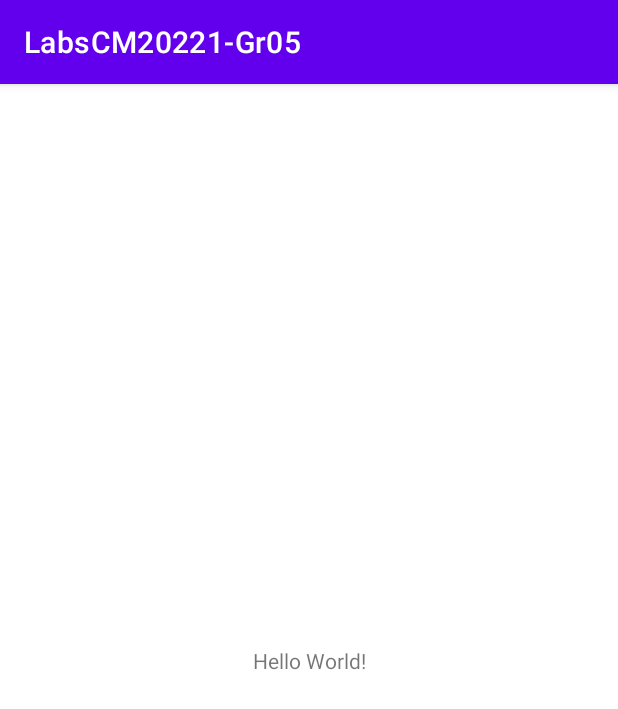
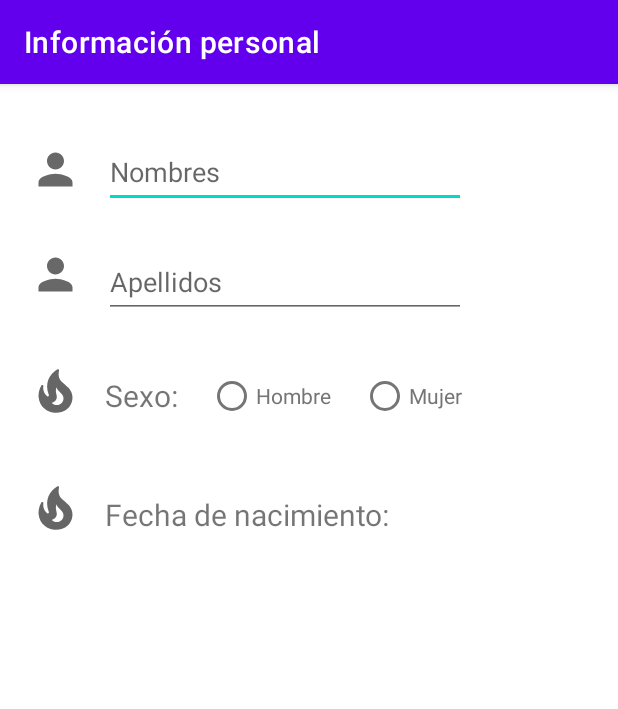
Before and after one commit to DaniJaramillo7/LabsCM20221-Gr05, an Android app: the screen it shows after launch (MainActivity before the commit, PersonalDataActivity after it), on a phone screen of 412 x 824 dp. Shown: the top 709 px of the screen. Run offline under Robolectric (Android 15) with nearby library versions, the phone set to English and light mode, and no system bars.

Commit message:
feat: add basic views to PersonalDataActivity

```diff
--- a/Lab1-UI/src/main/AndroidManifest.xml
+++ b/Lab1-UI/src/main/AndroidManifest.xml
@@ -5,16 +5,15 @@
     <application
         android:allowBackup="true"
         android:icon="@mipmap/ic_launcher"
-        android:label="@string/app_name"
+        android:label="@string/appbar_personal_info"
         android:roundIcon="@mipmap/ic_launcher_round"
         android:supportsRtl="true"
         android:theme="@style/Theme.LabsCM20221Gr05">
         <activity
-            android:name=".MainActivity"
+            android:name=".PersonalDataActivity"
             android:exported="true">
             <intent-filter>
                 <action android:name="android.intent.action.MAIN" />
-
                 <category android:name="android.intent.category.LAUNCHER" />
             </intent-filter>
         </activity>
--- a/Lab1-UI/src/main/java/com/example/labscm20221_gr05/MainActivity.kt
+++ b/Lab1-UI/src/main/java/com/example/labscm20221_gr05/PersonalDataActivity.kt
@@ -2,10 +2,9 @@ package com.example.labscm20221_gr05
 
 import androidx.appcompat.app.AppCompatActivity
 import android.os.Bundle
-
-class MainActivity : AppCompatActivity() {
+class PersonalDataActivity : AppCompatActivity() {
     override fun onCreate(savedInstanceState: Bundle?) {
         super.onCreate(savedInstanceState)
-        setContentView(R.layout.activity_main)
+        setContentView(R.layout.activity_personal_data)
     }
 }
--- /dev/null
+++ b/Lab1-UI/src/main/res/drawable/ic_baseline_local_fire_department_24.xml
@@ -0,0 +1,10 @@
+<vector xmlns:android="http://schemas.android.com/apk/res/android"
+    android:width="24dp"
+    android:height="24dp"
+    android:viewportWidth="24"
+    android:viewportHeight="24"
+    android:tint="?attr/colorControlNormal">
+  <path
+      android:fillColor="@android:color/white"
+      android:pathData="M19.48,12.35c-1.57,-4.08 -7.16,-4.3 -5.81,-10.23c0.1,-0.44 -0.37,-0.78 -0.75,-0.55C9.29,3.71 6.68,8 8.87,13.62c0.18,0.46 -0.36,0.89 -0.75,0.59c-1.81,-1.37 -2,-3.34 -1.84,-4.75c0.06,-0.52 -0.62,-0.77 -0.91,-0.34C4.69,10.16 4,11.84 4,14.37c0.38,5.6 5.11,7.32 6.81,7.54c2.43,0.31 5.06,-0.14 6.95,-1.87C19.84,18.11 20.6,15.03 19.48,12.35zM10.2,17.38c1.44,-0.35 2.18,-1.39 2.38,-2.31c0.33,-1.43 -0.96,-2.83 -0.09,-5.09c0.33,1.87 3.27,3.04 3.27,5.08C15.84,17.59 13.1,19.76 10.2,17.38z"/>
+</vector>
--- /dev/null
+++ b/Lab1-UI/src/main/res/drawable/ic_baseline_people_24.xml
@@ -0,0 +1,5 @@
+<vector android:alpha="0.99" android:height="24dp"
+    android:tint="?attr/colorControlNormal" android:viewportHeight="24"
+    android:viewportWidth="24" android:width="24dp" xmlns:android="http://schemas.android.com/apk/res/android">
+    <path android:fillColor="@android:color/white" android:pathData="M16,11c1.66,0 2.99,-1.34 2.99,-3S17.66,5 16,5c-1.66,0 -3,1.34 -3,3s1.34,3 3,3zM8,11c1.66,0 2.99,-1.34 2.99,-3S9.66,5 8,5C6.34,5 5,6.34 5,8s1.34,3 3,3zM8,13c-2.33,0 -7,1.17 -7,3.5L1,19h14v-2.5c0,-2.33 -4.67,-3.5 -7,-3.5zM16,13c-0.29,0 -0.62,0.02 -0.97,0.05 1.16,0.84 1.97,1.97 1.97,3.45L17,19h6v-2.5c0,-2.33 -4.67,-3.5 -7,-3.5z"/>
+</vector>
--- /dev/null
+++ b/Lab1-UI/src/main/res/drawable/ic_baseline_person_24.xml
@@ -0,0 +1,5 @@
+<vector android:alpha="0.99" android:height="24dp"
+    android:tint="?attr/colorControlNormal" android:viewportHeight="24"
+    android:viewportWidth="24" android:width="24dp" xmlns:android="http://schemas.android.com/apk/res/android">
+    <path android:fillColor="@android:color/white" android:pathData="M12,12c2.21,0 4,-1.79 4,-4s-1.79,-4 -4,-4 -4,1.79 -4,4 1.79,4 4,4zM12,14c-2.67,0 -8,1.34 -8,4v2h16v-2c0,-2.66 -5.33,-4 -8,-4z"/>
+</vector>
--- a/Lab1-UI/src/main/res/layout/activity_main.xml
+++ /dev/null
@@ -1,18 +0,0 @@
-<?xml version="1.0" encoding="utf-8"?>
-<androidx.constraintlayout.widget.ConstraintLayout xmlns:android="http://schemas.android.com/apk/res/android"
-    xmlns:app="http://schemas.android.com/apk/res-auto"
-    xmlns:tools="http://schemas.android.com/tools"
-    android:layout_width="match_parent"
-    android:layout_height="match_parent"
-    tools:context=".MainActivity">
-
-    <TextView
-        android:layout_width="wrap_content"
-        android:layout_height="wrap_content"
-        android:text="Hello World!"
-        app:layout_constraintBottom_toBottomOf="parent"
-        app:layout_constraintLeft_toLeftOf="parent"
-        app:layout_constraintRight_toRightOf="parent"
-        app:layout_constraintTop_toTopOf="parent" />
-
-</androidx.constraintlayout.widget.ConstraintLayout>
--- /dev/null
+++ b/Lab1-UI/src/main/res/layout/activity_personal_data.xml
@@ -0,0 +1,130 @@
+<?xml version="1.0" encoding="utf-8"?>
+<androidx.constraintlayout.widget.ConstraintLayout xmlns:android="http://schemas.android.com/apk/res/android"
+    xmlns:app="http://schemas.android.com/apk/res-auto"
+    xmlns:tools="http://schemas.android.com/tools"
+    android:layout_width="match_parent"
+    android:layout_height="match_parent"
+    tools:context=".PersonalDataActivity">
+
+    <ImageView
+        android:id="@+id/icon_names"
+        android:layout_width="42dp"
+        android:layout_height="34dp"
+        android:layout_marginStart="16dp"
+        android:layout_marginTop="40dp"
+        app:layout_constraintStart_toStartOf="parent"
+        app:layout_constraintTop_toTopOf="parent"
+        app:srcCompat="@drawable/ic_baseline_person_24" />
+
+    <EditText
+        android:id="@+id/input_name"
+        android:layout_width="241dp"
+        android:layout_height="48dp"
+        android:ems="10"
+        android:hint="@string/input_hint_names"
+        android:inputType="textPersonName"
+        android:text=""
+        app:layout_constraintBottom_toBottomOf="parent"
+        app:layout_constraintEnd_toEndOf="parent"
+        app:layout_constraintHorizontal_bias="0.098"
+        app:layout_constraintStart_toEndOf="@+id/icon_names"
+        app:layout_constraintTop_toTopOf="parent"
+        app:layout_constraintVertical_bias="0.048" />
+
+    <EditText
+        android:id="@+id/input_surname"
+        android:layout_width="241dp"
+        android:layout_height="48dp"
+        android:ems="10"
+        android:hint="@string/input_hint_surnames"
+        android:inputType="textPersonName"
+        android:text=""
+        app:layout_constraintBottom_toBottomOf="parent"
+        app:layout_constraintEnd_toEndOf="parent"
+        app:layout_constraintHorizontal_bias="0.1"
+        app:layout_constraintStart_toEndOf="@+id/icon_surnames"
+        app:layout_constraintTop_toBottomOf="@+id/input_name"
+        app:layout_constraintVertical_bias="0.04" />
+
+    <ImageView
+        android:id="@+id/icon_surnames"
+        android:layout_width="42dp"
+        android:layout_height="34dp"
+        android:layout_marginTop="36dp"
+        app:layout_constraintStart_toStartOf="@+id/icon_names"
+        app:layout_constraintTop_toBottomOf="@+id/icon_names"
+        app:srcCompat="@drawable/ic_baseline_person_24" />
+
+    <ImageView
+        android:id="@+id/icon_sex"
+        android:layout_width="42dp"
+        android:layout_height="34dp"
+        android:layout_marginTop="44dp"
+        app:layout_constraintStart_toStartOf="@+id/icon_surnames"
+        app:layout_constraintTop_toBottomOf="@+id/icon_surnames"
+        app:srcCompat="@drawable/ic_baseline_local_fire_department_24" />
+
+    <TextView
+        android:id="@+id/label_sex"
+        android:layout_width="wrap_content"
+        android:layout_height="wrap_content"
+        android:layout_marginStart="12dp"
+        android:layout_marginTop="38dp"
+        android:text="@string/label_sex"
+        android:textSize="20dp"
+        app:layout_constraintStart_toEndOf="@+id/icon_sex"
+        app:layout_constraintTop_toBottomOf="@+id/input_surname" />
+
+    <RadioGroup
+        android:layout_width="wrap_content"
+        android:layout_height="wrap_content"
+        android:layout_marginStart="20dp"
+        android:layout_marginTop="28dp"
+        android:orientation="horizontal"
+        app:layout_constraintStart_toEndOf="@+id/label_sex"
+        app:layout_constraintTop_toBottomOf="@+id/input_surname">
+
+        <RadioButton
+            android:layout_width="wrap_content"
+            android:layout_height="wrap_content"
+            android:text="@string/label_radio_button_1"
+            android:textColor="@color/grey_600"
+            app:layout_constraintBottom_toBottomOf="parent"
+            app:layout_constraintStart_toStartOf="@+id/icon_surnames"
+            app:layout_constraintTop_toBottomOf="@+id/icon_surnames"
+            app:layout_constraintVertical_bias="0.0" />
+
+        <RadioButton
+            android:layout_width="wrap_content"
+            android:layout_height="wrap_content"
+            android:layout_marginStart="20dp"
+            android:text="@string/label_radio_button_2"
+            android:textColor="@color/grey_600"
+            app:layout_constraintBottom_toBottomOf="parent"
+            app:layout_constraintStart_toStartOf="@+id/icon_surnames"
+            app:layout_constraintTop_toBottomOf="@+id/icon_surnames"
+            app:layout_constraintVertical_bias="0.037" />
+    </RadioGroup>
+
+    <ImageView
+        android:id="@+id/icon_date"
+        android:layout_width="42dp"
+        android:layout_height="34dp"
+        android:layout_marginTop="44dp"
+        app:layout_constraintStart_toStartOf="@+id/icon_sex"
+        app:layout_constraintTop_toBottomOf="@+id/icon_sex"
+        app:srcCompat="@drawable/ic_baseline_local_fire_department_24" />
+
+    <TextView
+        android:id="@+id/label_date"
+        android:layout_width="wrap_content"
+        android:layout_height="wrap_content"
+        android:layout_marginStart="12dp"
+        android:layout_marginTop="52dp"
+        android:text="@string/label_date"
+        android:textSize="20dp"
+        app:layout_constraintStart_toEndOf="@+id/icon_sex"
+        app:layout_constraintTop_toBottomOf="@+id/label_sex" />
+
+
+</androidx.constraintlayout.widget.ConstraintLayout>
--- a/Lab1-UI/src/main/res/values/colors.xml
+++ b/Lab1-UI/src/main/res/values/colors.xml
@@ -7,4 +7,6 @@
     <color name="teal_700">#FF018786</color>
     <color name="black">#FF000000</color>
     <color name="white">#FFFFFFFF</color>
+    <color name="grey_800">#FF424242</color>
+    <color name="grey_600">#FF757575</color>
 </resources>
--- a/Lab1-UI/src/main/res/values/strings.xml
+++ b/Lab1-UI/src/main/res/values/strings.xml
@@ -1,3 +1,10 @@
 <resources>
     <string name="app_name">LabsCM20221-Gr05</string>
+    <string name="appbar_personal_info">Información personal</string>
+    <string name="input_hint_names">Nombres</string>
+    <string name="input_hint_surnames">Apellidos</string>
+    <string name="label_sex">Sexo:</string>
+    <string name="label_radio_button_1">Hombre</string>
+    <string name="label_radio_button_2">Mujer</string>
+    <string name="label_date">Fecha de nacimiento:</string>
 </resources>
```
